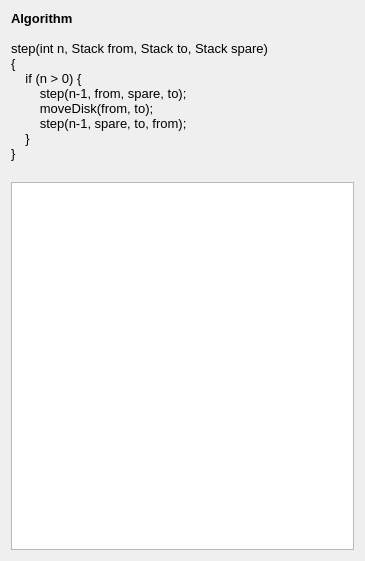
mshroyer/towerofhanoi, file callstackwindow.ui: the form before one commit.
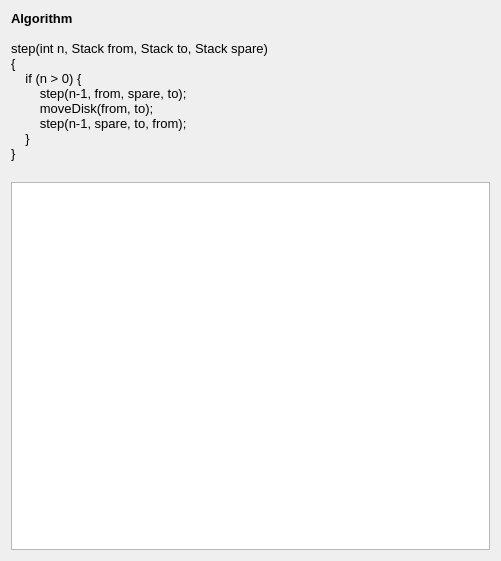
The form after the commit.

Commit message: Show frame addresses in call stack window

What changed in the file:
```diff
--- a/callstackwindow.ui
+++ b/callstackwindow.ui
@@ -6,7 +6,7 @@
    <rect>
     <x>0</x>
     <y>0</y>
-    <width>365</width>
+    <width>501</width>
     <height>561</height>
    </rect>
   </property>
```
The commit also changes 5 other files.
